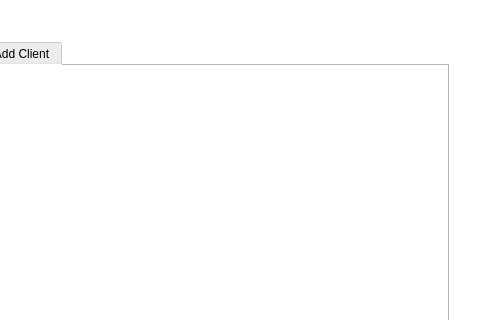
Qt form app/MainWindow/MainWindow.ui (lfroms/cuacs) before a commit; both pictures show x 320 to 800 and y 0 to 320 of the 800 by 500 pixel window.
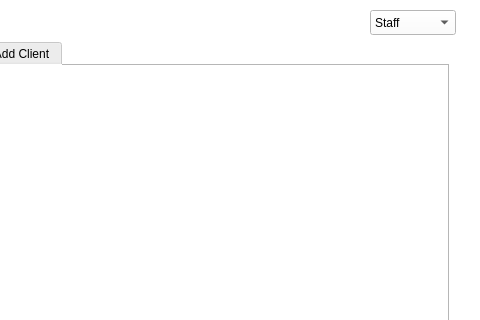
The same form after that commit.

Commit message: limit clients to only able to view animals

Diff of the .ui file:
```diff
--- a/app/MainWindow/MainWindow.ui
+++ b/app/MainWindow/MainWindow.ui
@@ -569,6 +569,26 @@
      </item>
     </layout>
    </widget>
+   <widget class="QComboBox" name="staffOrClientSelector">
+    <property name="geometry">
+     <rect>
+      <x>690</x>
+      <y>10</y>
+      <width>86</width>
+      <height>25</height>
+     </rect>
+    </property>
+    <item>
+     <property name="text">
+      <string>Staff</string>
+     </property>
+    </item>
+    <item>
+     <property name="text">
+      <string>Client</string>
+     </property>
+    </item>
+   </widget>
   </widget>
   <widget class="QMenuBar" name="menuBar">
    <property name="geometry">
```
The commit also changes 2 other files.
